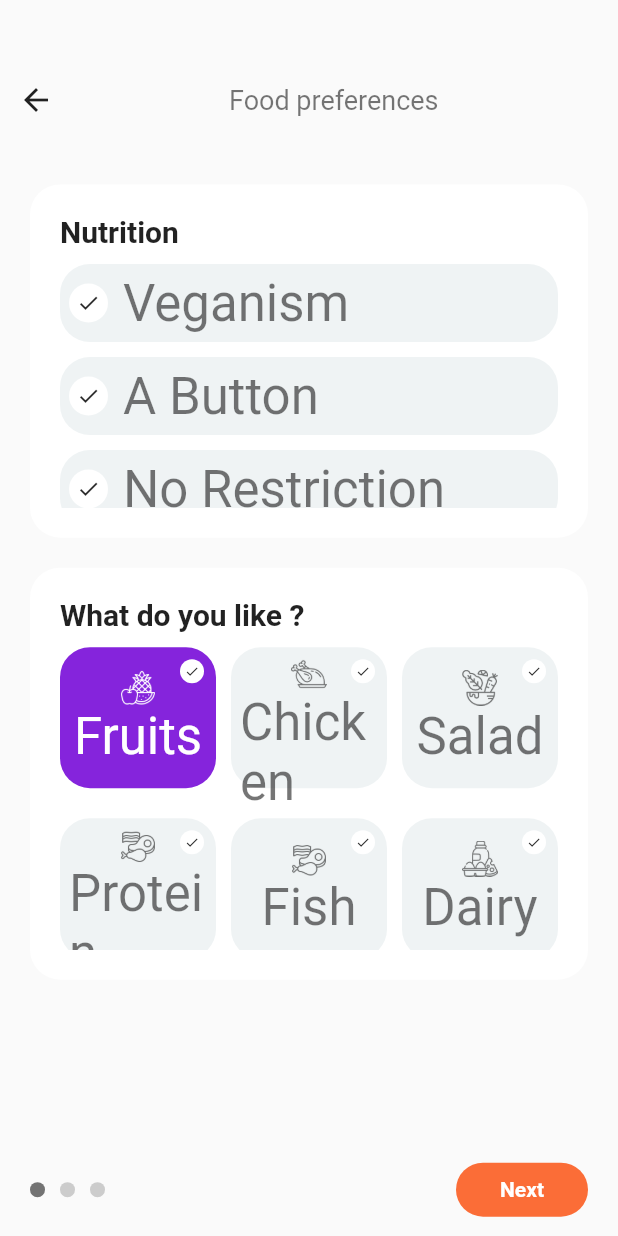
After one commit to fluttelephant/dribbble, a Flutter app: the PreferencesActivity screen opened directly, on a phone screen of 412 x 824 dp. The commit adds this screen. Run offline on Flutter 3.47's test engine with Material 2 defaults, Android fonts, the phone set to English and light mode, and no system bars.

Commit message:
Ultra fit

```diff
--- /dev/null
+++ b/lib/ultrafit/activities/preferences/FoodPreferencesActivity.dart
@@ -0,0 +1,132 @@
+import 'package:firstappflutter/ultrafit/const.dart';
+import 'package:firstappflutter/ultrafit/shared/FoodRadioCardWidget.dart';
+import 'package:firstappflutter/ultrafit/shared/FoodRadioDefaultWidget.dart';
+import 'package:firstappflutter/ultrafit/shared/UltraFitAppBar.dart';
+import 'package:flutter/material.dart';
+
+class FoodPreferencesActivity extends StatefulWidget {
+  @override
+  _FoodPreferencesActivityState createState() =>
+      _FoodPreferencesActivityState();
+}
+
+class _FoodPreferencesActivityState extends State<FoodPreferencesActivity> {
+  List<dynamic> nutritions = [
+    {
+      "name": "Veganism",
+      "state": false,
+    },
+    {
+      "name": "A Button",
+      "state": false,
+    },
+    {
+      "name": "No Restriction",
+      "state": false,
+    }
+  ];
+
+  List<dynamic> whatLikes = [
+    {"name": "Fruits", "state": true, "image": "fruits"},
+    {"name": "Chicken", "state": false, "image": "chicken"},
+    {"name": "Salad", "state": false, "image": "salad"},
+    {"name": "Protein", "state": false, "image": "protein"},
+    {"name": "Fish", "state": false, "image": "protein"},
+    {"name": "Dairy", "state": false, "image": "milk"}
+  ];
+
+  @override
+  Widget build(BuildContext context) {
+    Size size = MediaQuery.of(context).size;
+    return Column(
+      children: <Widget>[
+        Container(
+          margin: EdgeInsets.all(20),
+          decoration: BoxDecoration(
+            color: Colors.white,
+            borderRadius: BorderRadius.circular(20),
+          ),
+          height: size.height / 3.5,
+          width: size.height,
+          padding: EdgeInsets.all(20),
+          child: Column(
+            crossAxisAlignment: CrossAxisAlignment.start,
+            children: <Widget>[
+              Text(
+                "Nutrition",
+                style: Theme.of(context).textTheme.headline6.copyWith(
+                      fontSize: 20,
+                      fontWeight: FontWeight.bold,
+                    ),
+              ),
+              SizedBox(
+                height: 10,
+              ),
+              Expanded(
+                child: ListView.builder(
+                  itemCount: nutritions.length,
+                  padding: EdgeInsets.all(0),
+                  itemBuilder: (context, index) => FoodRadioDefaultWidget(
+                    nutritions[index],
+                    onSelect: () {
+                      nutritions[index]["state"] = !nutritions[index]["state"];
+                      setState(() {});
+                    },
+                  ),
+                ),
+              )
+            ],
+          ),
+        ),
+        Container(
+          margin: EdgeInsets.only(
+            top: 0,
+            left: 20,
+            right: 20,
+          ),
+          decoration: BoxDecoration(
+            color: Colors.white,
+            borderRadius: BorderRadius.circular(20),
+          ),
+          height: size.height / 3,
+          width: size.height,
+          padding: EdgeInsets.all(20),
+          child: Column(
+            crossAxisAlignment: CrossAxisAlignment.start,
+            children: <Widget>[
+              Text(
+                "What do you like ?",
+                style: Theme.of(context).textTheme.headline6.copyWith(
+                      fontSize: 20,
+                      fontWeight: FontWeight.bold,
+                    ),
+              ),
+              SizedBox(
+                height: 10,
+              ),
+              Expanded(
+                child: GridView.builder(
+                  itemCount: whatLikes.length,
+                  padding: EdgeInsets.all(0),
+                  itemBuilder: (context, index) => FoodRadioCardWidget(
+                    whatLikes[index],
+                    onSelect: () {
+                      whatLikes[index]["state"] = !whatLikes[index]["state"];
+                      setState(() {});
+                    },
+                  ),
+                  gridDelegate: new SliverGridDelegateWithFixedCrossAxisCount(
+                    crossAxisCount: 3,
+                    mainAxisSpacing: 10,
+                    crossAxisSpacing: 10,
+                    //childAspectRatio: 6 / 4,
+                  ),
+                ),
+              )
+            ],
+          ),
+        ),
+      ],
+    );
+  }
+}
--- /dev/null
+++ b/lib/ultrafit/activities/preferences/PreferencesActivity.dart
@@ -0,0 +1,101 @@
+import 'package:firstappflutter/ultrafit/activities/preferences/FoodPreferencesActivity.dart';
+import 'package:firstappflutter/ultrafit/const.dart';
+import 'package:firstappflutter/ultrafit/shared/UltraFitAppBar.dart';
+import 'package:flutter/material.dart';
+
+class PreferencesActivity extends StatefulWidget {
+  @override
+  _PreferencesActivityState createState() => _PreferencesActivityState();
+}
+
+class _PreferencesActivityState extends State<PreferencesActivity> {
+  @override
+  Widget build(BuildContext context) {
+    Size size = MediaQuery.of(context).size;
+
+    return Scaffold(
+      body: Container(
+        height: size.height,
+        width: size.width,
+        child: Column(
+          children: <Widget>[
+            UltraFitAppBar(
+              size: size,
+              title: "Food preferences",
+              showAvatar: false,
+            ),
+
+            // First cart
+            Container(
+              height: 8 * size.height / 10,
+              child: PageView(
+                children: <Widget>[
+                  FoodPreferencesActivity(),
+                ],
+              ),
+            ),
+
+            Expanded(
+              child: Container(
+                padding: EdgeInsets.symmetric(horizontal: 20),
+                child: Row(
+                  mainAxisAlignment: MainAxisAlignment.spaceBetween,
+                  children: <Widget>[
+                    Row(
+                      children: <Widget>[
+                        Container(
+                          height: 10,
+                          width: 10,
+                          decoration: BoxDecoration(
+                            color: Colors.black54,
+                            borderRadius: BorderRadius.circular(20),
+                          ),
+                        ),
+                        SizedBox(
+                          width: 10,
+                        ),
+                        Container(
+                          height: 10,
+                          width: 10,
+                          decoration: BoxDecoration(
+                            color: Colors.grey.withOpacity(0.5),
+                            borderRadius: BorderRadius.circular(20),
+                          ),
+                        ),
+                        SizedBox(
+                          width: 10,
+                        ),
+                        Container(
+                          height: 10,
+                          width: 10,
+                          decoration: BoxDecoration(
+                            color: Colors.grey.withOpacity(0.5),
+                            borderRadius: BorderRadius.circular(20),
+                          ),
+                        ),
+                      ],
+                    ),
+                    FlatButton(
+                      onPressed: () {},
+                      child: Text(
+                        "Next",
+                        style: TextStyle(
+                          color: Colors.white,
+                          fontWeight: FontWeight.bold,
+                        ),
+                      ),
+                      color: color2,
+                      shape: new RoundedRectangleBorder(
+                        borderRadius: new BorderRadius.circular(30.0),
+                      ),
+                    )
+                  ],
+                ),
+              ),
+            )
+          ],
+        ),
+      ),
+    );
+  }
+}
--- /dev/null
+++ b/lib/ultrafit/shared/FoodRadioCardWidget.dart
@@ -0,0 +1,77 @@
+import 'package:firstappflutter/ultrafit/const.dart';
+import 'package:flutter/cupertino.dart';
+import 'package:flutter/material.dart';
+
+class FoodRadioCardWidget extends StatefulWidget {
+  final dynamic item;
+  Function onSelect;
+
+  FoodRadioCardWidget(this.item, {Key key, @required this.onSelect})
+      : super(key: key);
+
+  @override
+  _FoodRadioCardWidgetState createState() => _FoodRadioCardWidgetState();
+}
+
+class _FoodRadioCardWidgetState extends State<FoodRadioCardWidget> {
+  @override
+  Widget build(BuildContext context) {
+    return Container(
+      decoration: BoxDecoration(
+        color: widget.item["state"] ? color1 : whiteLilac,
+        borderRadius: BorderRadius.circular(20),
+      ),
+      padding: EdgeInsets.all(6),
+      margin: EdgeInsets.only(bottom: 10),
+      child: InkWell(
+        onTap: () {
+          widget.onSelect();
+        },
+        child: Stack(
+          children: <Widget>[
+            Center(
+              child: Column(
+                mainAxisAlignment: MainAxisAlignment.center,
+                children: <Widget>[
+                  Image.asset(
+                    "assets/ultrafit/images/${widget.item["image"]}.png",
+                    height: 24,
+                    color: widget.item["state"]
+                        ? Colors.white
+                        : Theme.of(context).textTheme.headline4.color,
+                  ),
+                  SizedBox(
+                    width: 10,
+                  ),
+                  Text(
+                    "${widget.item["name"]}",
+                    style: Theme.of(context).textTheme.headline4.copyWith(
+                          color: widget.item["state"]
+                              ? Colors.white
+                              : Theme.of(context).textTheme.headline4.color,
+                        ),
+                  )
+                ],
+              ),
+            ),
+            Positioned(
+              top: 2,
+              right: 2,
+              child: Container(
+                decoration: BoxDecoration(
+                  color: Colors.white,
+                  borderRadius: BorderRadius.circular(60),
+                ),
+                padding: EdgeInsets.all(3),
+                child: Icon(
+                  Icons.check,
+                  size: 10,
+                ),
+              ),
+            )
+          ],
+        ),
+      ),
+    );
+  }
+}
--- /dev/null
+++ b/lib/ultrafit/shared/FoodRadioDefaultWidget.dart
@@ -0,0 +1,58 @@
+import 'package:firstappflutter/ultrafit/const.dart';
+import 'package:flutter/material.dart';
+
+class FoodRadioDefaultWidget extends StatefulWidget {
+  final dynamic item;
+  Function onSelect;
+
+  FoodRadioDefaultWidget(this.item, {Key key, @required this.onSelect})
+      : super(key: key);
+
+  @override
+  _FoodRadioDefaultWidgetState createState() => _FoodRadioDefaultWidgetState();
+}
+
+class _FoodRadioDefaultWidgetState extends State<FoodRadioDefaultWidget> {
+  @override
+  Widget build(BuildContext context) {
+    return Container(
+      decoration: BoxDecoration(
+        color: widget.item["state"] ? color1 : whiteLilac,
+        borderRadius: BorderRadius.circular(20),
+      ),
+      padding: EdgeInsets.all(6),
+      margin: EdgeInsets.only(bottom: 10),
+      child: InkWell(
+        onTap: () {
+          widget.onSelect();
+        },
+        child: Row(
+          children: <Widget>[
+            Container(
+              decoration: BoxDecoration(
+                color: Colors.white,
+                borderRadius: BorderRadius.circular(60),
+              ),
+              padding: EdgeInsets.all(5),
+              child: Icon(
+                Icons.check,
+                size: 16,
+              ),
+            ),
+            SizedBox(
+              width: 10,
+            ),
+            Text(
+              "${widget.item["name"]}",
+              style: Theme.of(context).textTheme.headline4.copyWith(
+                    color: widget.item["state"]
+                        ? Colors.white
+                        : Theme.of(context).textTheme.headline4.color,
+                  ),
+            )
+          ],
+        ),
+      ),
+    );
+  }
+}
--- a/lib/ultrafit/shared/UltraFitAppBar.dart
+++ b/lib/ultrafit/shared/UltraFitAppBar.dart
@@ -1,3 +1,5 @@
+import 'package:firstappflutter/ultrafit/activities/preferences/FoodPreferencesActivity.dart';
+import 'package:firstappflutter/ultrafit/activities/preferences/PreferencesActivity.dart';
 import 'package:flutter/material.dart';
 
 class UltraFitAppBar extends StatelessWidget {
@@ -5,10 +7,12 @@ class UltraFitAppBar extends StatelessWidget {
     Key key,
     @required this.size,
     @required this.title,
+    this.showAvatar = true,
   }) : super(key: key);
 
   final Size size;
   final String title;
+  final bool showAvatar;
 
   @override
   Widget build(BuildContext context) {
@@ -35,7 +39,19 @@ class UltraFitAppBar extends StatelessWidget {
                     fontSize: 18,
                   ),
             ),
-            CircleAvatar()
+            showAvatar
+                ? InkWell(
+                    onTap: () {
+                      Navigator.push(
+                        context,
+                        MaterialPageRoute(
+                          builder: (context) => PreferencesActivity(),
+                        ),
+                      );
+                    },
+                    child: CircleAvatar(),
+                  )
+                : Container()
           ],
         ),
       ),
```
Also changed, not shown: assets/ultrafit/images/chicken.png (added), assets/ultrafit/images/fish.png (added), assets/ultrafit/images/fruits.png (added), assets/ultrafit/images/milk.png (added), assets/ultrafit/images/protein.png (added), assets/ultrafit/images/salad.png (added), 1 other file.
